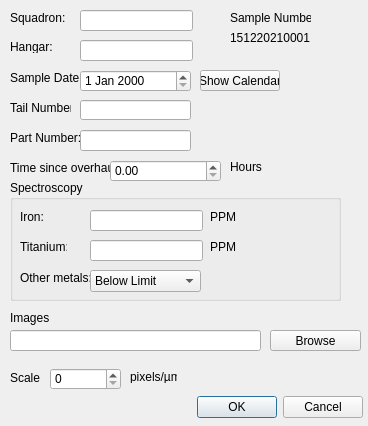
Qt form openfile.ui (peterooch/DigiFerro) before a commit.
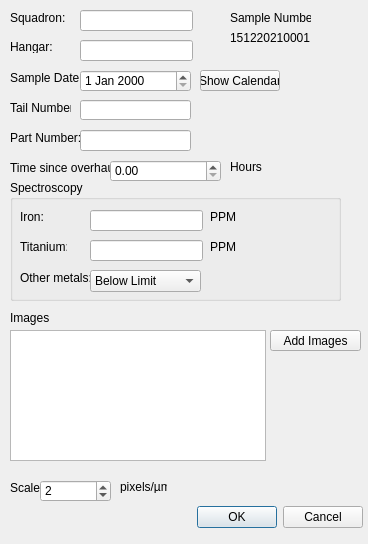
The same form after that commit.

```diff
--- a/openfile.ui
+++ b/openfile.ui
@@ -7,7 +7,7 @@
     <x>0</x>
     <y>0</y>
     <width>368</width>
-    <height>426</height>
+    <height>544</height>
    </rect>
   </property>
   <property name="windowTitle">
@@ -17,7 +17,7 @@
    <property name="geometry">
     <rect>
      <x>130</x>
-     <y>390</y>
+     <y>500</y>
      <width>233</width>
      <height>34</height>
     </rect>
@@ -36,17 +36,7 @@
     </rect>
    </property>
    <property name="text">
-    <string>Browse</string>
-   </property>
-  </widget>
-  <widget class="QLineEdit" name="imagePathEdit">
-   <property name="geometry">
-    <rect>
-     <x>10</x>
-     <y>330</y>
-     <width>251</width>
-     <height>21</height>
-    </rect>
+    <string>Add Images</string>
    </property>
   </widget>
   <widget class="QLabel" name="label">
@@ -351,7 +341,7 @@
    <property name="geometry">
     <rect>
      <x>10</x>
-     <y>370</y>
+     <y>480</y>
      <width>31</width>
      <height>16</height>
     </rect>
@@ -363,18 +353,24 @@
   <widget class="QSpinBox" name="scaleEdit">
    <property name="geometry">
     <rect>
-     <x>50</x>
-     <y>368</y>
+     <x>40</x>
+     <y>480</y>
      <width>71</width>
      <height>22</height>
     </rect>
    </property>
+   <property name="maximum">
+    <number>1000000000</number>
+   </property>
+   <property name="value">
+    <number>2</number>
+   </property>
   </widget>
   <widget class="QLabel" name="label_13">
    <property name="geometry">
     <rect>
-     <x>130</x>
-     <y>370</y>
+     <x>120</x>
+     <y>480</y>
      <width>47</width>
      <height>13</height>
     </rect>
@@ -409,6 +405,16 @@
     <string>Show Calendar</string>
    </property>
   </widget>
+  <widget class="QListWidget" name="imageList">
+   <property name="geometry">
+    <rect>
+     <x>10</x>
+     <y>330</y>
+     <width>256</width>
+     <height>131</height>
+    </rect>
+   </property>
+  </widget>
  </widget>
  <resources/>
  <connections/>
```
